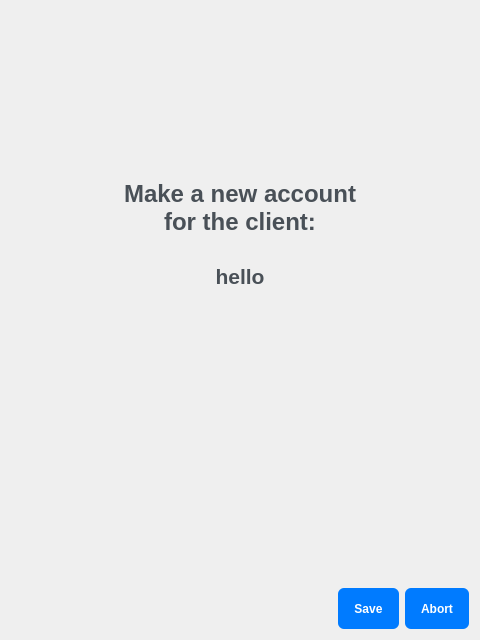
Above: accountdialog.ui from Meliani-Mehdi/rust_calc before the change. Below: the same form after it.
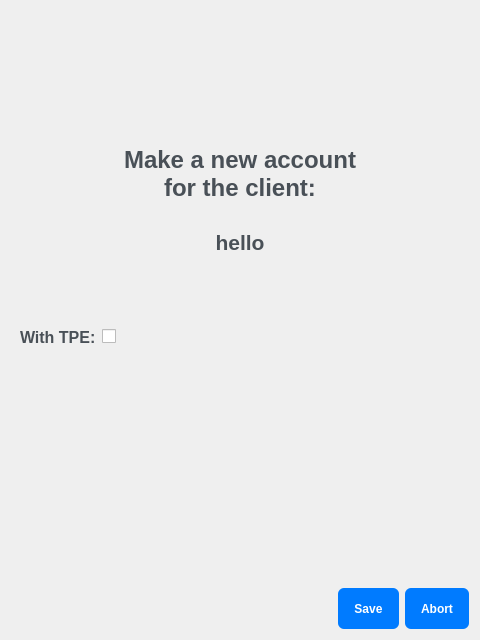
That is the form after the change.

```diff
--- a/accountdialog.ui
+++ b/accountdialog.ui
@@ -164,7 +164,7 @@
     background-color: transparent;
 }</string>
   </property>
-  <layout class="QVBoxLayout" name="verticalLayout" stretch="1,0,0,2,0">
+  <layout class="QVBoxLayout" name="verticalLayout" stretch="1,0,0,0,0,2,0">
    <item>
     <spacer name="verticalSpacer_2">
      <property name="orientation">
@@ -219,6 +219,48 @@
      </property>
     </widget>
    </item>
+   <item>
+    <widget class="QWidget" name="widget_2" native="true">
+     <property name="minimumSize">
+      <size>
+       <width>0</width>
+       <height>50</height>
+      </size>
+     </property>
+    </widget>
+   </item>
+   <item>
+    <widget class="QWidget" name="widget" native="true">
+     <property name="minimumSize">
+      <size>
+       <width>0</width>
+       <height>40</height>
+      </size>
+     </property>
+     <layout class="QHBoxLayout" name="horizontalLayout">
+      <item>
+       <widget class="QLabel" name="label_2">
+        <property name="sizePolicy">
+         <sizepolicy hsizetype="Fixed" vsizetype="Preferred">
+          <horstretch>0</horstretch>
+          <verstretch>0</verstretch>
+         </sizepolicy>
+        </property>
+        <property name="text">
+         <string>With TPE:</string>
+        </property>
+       </widget>
+      </item>
+      <item>
+       <widget class="QCheckBox" name="tpeCheck">
+        <property name="text">
+         <string/>
+        </property>
+       </widget>
+      </item>
+     </layout>
+    </widget>
+   </item>
    <item>
     <spacer name="verticalSpacer">
      <property name="orientation">
```
